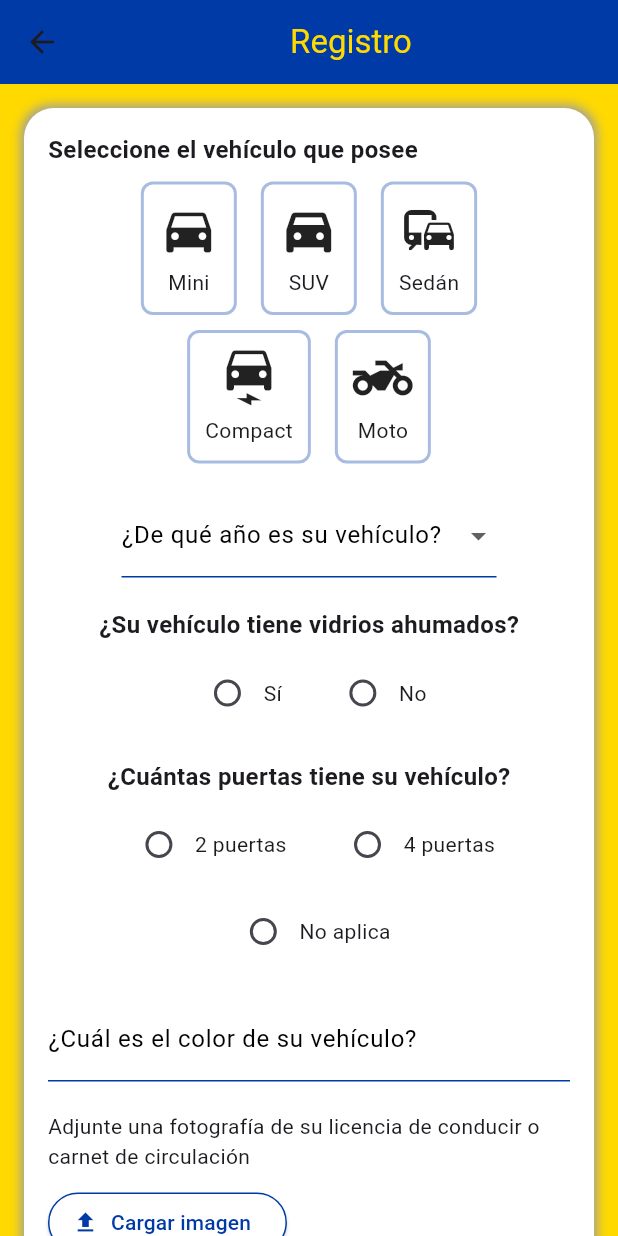
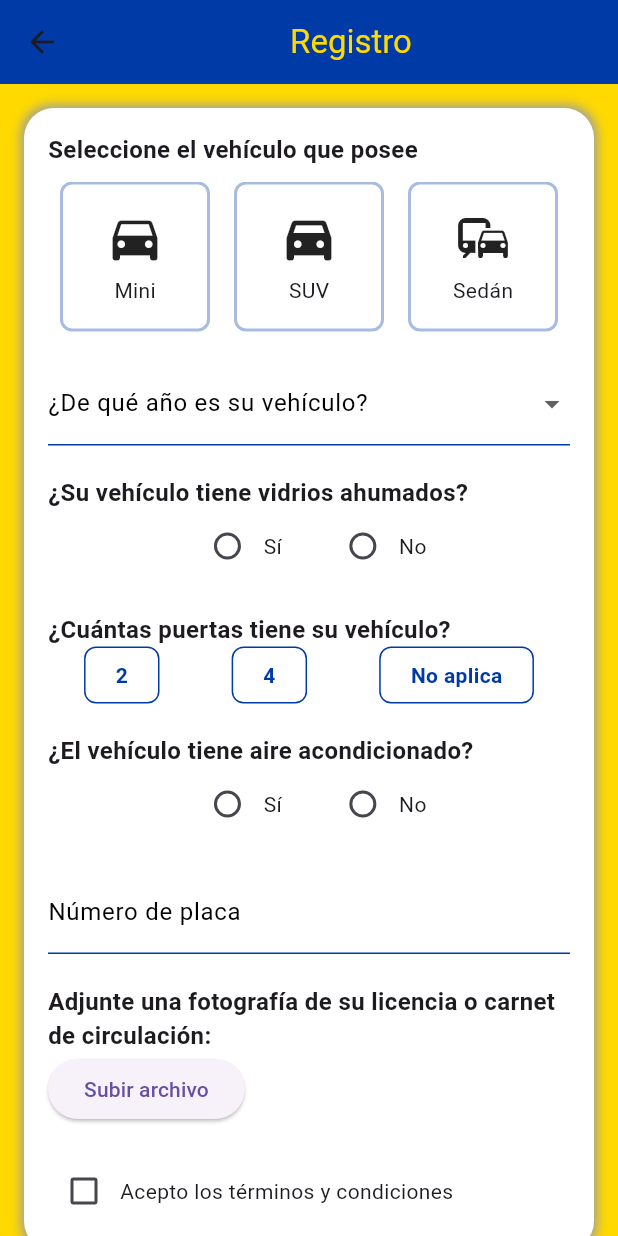
Before and after one commit to JoseL2119/ugmaventon-, a Flutter app: the RegisterPage screen opened by its route, on a phone screen of 412 x 824 dp. Run offline on Flutter 3.47's test engine with Material 3 defaults, Android fonts, the phone set to English and light mode, and no system bars; our stand-ins replace cloud_firestore, firebase_auth, firebase_core, image_picker; accounts and stored records are empty.

Commit message:
Cambios en el registor de conductor
Se agregaron los campos para registrar datos: Numero de placa, Si tiene Aire acondicionado.

```diff
--- a/lib/pages/register_page.dart
+++ b/lib/pages/register_page.dart
@@ -10,9 +10,13 @@ class RegisterPage extends StatefulWidget {
 class _RegisterPageState extends State<RegisterPage> {
   String? selectedYear;
   bool? tintedWindows;
-  int? doorCount;
+  String? doorCount; // Almacenará la opción seleccionada para las puertas.
+  bool? hasAirConditioning;
   bool termsAccepted = false;
   String? selectedVehicle;
+
+  final TextEditingController plateController = TextEditingController();
+  final TextEditingController colorController = TextEditingController();
 
   final List<Map<String, String>> vehicleTypes = [
     {"label": "Mini", "icon": "directions_car"},
@@ -22,32 +26,32 @@ class _RegisterPageState extends State<RegisterPage> {
     {"label": "Moto", "icon": "two_wheeler"},
   ];
 
+  String? uploadedLicense;
+
   @override
   Widget build(BuildContext context) {
     return Scaffold(
       resizeToAvoidBottomInset: true,
-      backgroundColor: Color(0xFFFFD900),
+      backgroundColor: const Color(0xFFFFD900),
       appBar: AppBar(
-        title: Center(
-          child: const Text("Registro", style:
-          TextStyle( color: Color(0xFFFFD900))),
+        title: const Center(
+          child: Text("Registro", style: TextStyle(color: Color(0xFFFFD900))),
         ),
-        backgroundColor: Color(0xFF003AA7),
+        backgroundColor: const Color(0xFF003AA7),
       ),
       body: SingleChildScrollView(
         padding: const EdgeInsets.all(16.0),
         child: Column(
           crossAxisAlignment: CrossAxisAlignment.start,
           children: [
-            // Espacio entre el contenido del formulario y el borde de la pantalla
             Container(
               padding: const EdgeInsets.all(16.0),
               decoration: BoxDecoration(
-                color: Colors.white, // Fondo blanco para el formulario
-                borderRadius: BorderRadius.circular(20.0), // Bordes redondeados
+                color: Colors.white,
+                borderRadius: BorderRadius.circular(20.0),
                 boxShadow: const [
                   BoxShadow(color: Colors.grey, blurRadius: 5.0, spreadRadius: 2.0)
-                ], // Sombras para el efecto
+                ],
               ),
               child: Column(
                 crossAxisAlignment: CrossAxisAlignment.start,
@@ -57,10 +61,12 @@ class _RegisterPageState extends State<RegisterPage> {
                     style: TextStyle(fontSize: 16, fontWeight: FontWeight.bold),
                   ),
                   const SizedBox(height: 10),
-                  // Primera fila de iconos
-                  Row(
-                    mainAxisAlignment: MainAxisAlignment.center,
-                    children: vehicleTypes.sublist(0, 3).map((vehicle) {
+                  // Selección de vehículos con scroll horizontal
+                  SizedBox(
+                    height: 100,
+                    child: ListView(
+                      scrollDirection: Axis.horizontal,
+                      children: vehicleTypes.map((vehicle) {
                         return GestureDetector(
                           onTap: () {
                             setState(() {
@@ -68,18 +74,20 @@ class _RegisterPageState extends State<RegisterPage> {
                             });
                           },
                           child: Container(
+                            width: 100,
+                            margin: const EdgeInsets.symmetric(horizontal: 8.0),
                             padding: const EdgeInsets.all(10),
-                          margin: const EdgeInsets.symmetric(horizontal: 8.0),
                             decoration: BoxDecoration(
                               border: Border.all(
                                 color: selectedVehicle == vehicle["label"]
-                                  ? Color(0xFF003AA7)
-                                  : Color.fromARGB(87, 0, 58, 167),
+                                    ? const Color(0xFF003AA7)
+                                    : const Color.fromARGB(87, 0, 58, 167),
                                 width: 2,
                               ),
                               borderRadius: BorderRadius.circular(8),
                             ),
                             child: Column(
+                              mainAxisAlignment: MainAxisAlignment.center,
                               children: [
                                 Icon(
                                   _getIconData(vehicle["icon"]!),
@@ -93,58 +101,19 @@ class _RegisterPageState extends State<RegisterPage> {
                         );
                       }).toList(),
                     ),
-                  const SizedBox(height: 10),
-                  // Segunda fila de iconos
-                  Row(
-                    mainAxisAlignment: MainAxisAlignment.center,
-                    children: vehicleTypes.sublist(3).map((vehicle) {
-                      return GestureDetector(
-                        onTap: () {
-                          setState(() {
-                            selectedVehicle = vehicle["label"];
-                          });
-                        },
-                        child: Container(
-                          padding: const EdgeInsets.all(10),
-                          margin: const EdgeInsets.symmetric(horizontal: 8.0),
-                          decoration: BoxDecoration(
-                            border: Border.all(
-                              color: selectedVehicle == vehicle["label"]
-                                  ? Color(0xFF003AA7)
-                                  : Color.fromARGB(87, 0, 58, 167),
-                              width: 2,
-                            ),
-                            borderRadius: BorderRadius.circular(8),
-                          ),
-                          child: Column(
-                            children: [
-                              Icon(
-                                _getIconData(vehicle["icon"]!),
-                                size: 40,
-                              ),
-                              const SizedBox(height: 5),
-                              Text(vehicle["label"]!),
-                            ],
-                          ),
-                        ),
-                      );
-                    }).toList(),
                   ),
                   const SizedBox(height: 20),
-                  Center(
-                    child: Container(
-                      width: 250,
-                      child: DropdownButtonFormField<String>(
+                  // Año del vehículo
+                  DropdownButtonFormField<String>(
                     decoration: InputDecoration(
                       labelText: "¿De qué año es su vehículo?",
                       labelStyle: const TextStyle(color: Colors.black),
-                        enabledBorder: UnderlineInputBorder(
+                      enabledBorder: const UnderlineInputBorder(
                         borderSide: BorderSide(color: Color(0xFF003AA7)),
                       ),
-                        focusedBorder: UnderlineInputBorder(
-                         borderSide: BorderSide(color: Color(0xFF003AA7), width: 2), // Asegúrate que el color sea el mismo para cuando esté enfocado
+                      focusedBorder: const UnderlineInputBorder(
+                        borderSide: BorderSide(color: Color(0xFF003AA7), width: 2),
                       ),
-
                     ),
                     items: List.generate(
                       30,
@@ -152,7 +121,7 @@ class _RegisterPageState extends State<RegisterPage> {
                         int year = DateTime.now().year - index;
                         return DropdownMenuItem(
                           value: year.toString(),
-                              child: Center(child: Text(year.toString(),)),
+                          child: Center(child: Text(year.toString())),
                         );
                       },
                     ),
@@ -162,20 +131,14 @@ class _RegisterPageState extends State<RegisterPage> {
                       });
                     },
                   ),
-                    ),
-                  ),
                   const SizedBox(height: 20),
-                  const Center(
-                    child: Text(
+                  // Vidrios ahumados
+                  const Text(
                     "¿Su vehículo tiene vidrios ahumados?",
                     style: TextStyle(fontSize: 16, fontWeight: FontWeight.bold),
                   ),
-                  ),
-                  const SizedBox(height: 10),
                   Row(
                     mainAxisAlignment: MainAxisAlignment.center,
-                    children: [
-                      Row(
                     children: [
                       Radio<bool>(
                         value: true,
@@ -185,14 +148,10 @@ class _RegisterPageState extends State<RegisterPage> {
                             tintedWindows = value;
                           });
                         },
-                            activeColor: Color(0xFF003AA7),
+                        activeColor: const Color(0xFF003AA7),
                       ),
                       const Text("Sí"),
-                        ],
-                      ),
                       const SizedBox(width: 30),
-                      Row(
-                        children: [
                       Radio<bool>(
                         value: false,
                         groupValue: tintedWindows,
@@ -201,113 +160,95 @@ class _RegisterPageState extends State<RegisterPage> {
                             tintedWindows = value;
                           });
                         },
-                            activeColor: Color(0xFF003AA7),
+                        activeColor: const Color(0xFF003AA7),
                       ),
                       const Text("No"),
                     ],
                   ),
+                  const SizedBox(height: 20),
+                  // Número de puertas del vehículo
+                  const Text(
+                    "¿Cuántas puertas tiene su vehículo?",
+                    style: TextStyle(fontSize: 16, fontWeight: FontWeight.bold),
+                  ),
+                  Row(
+                    mainAxisAlignment: MainAxisAlignment.spaceAround,
+                    children: [
+                      _buildDoorOption("2"),
+                      _buildDoorOption("4"),
+                      _buildDoorOption("No aplica"),
                     ],
                   ),
                   const SizedBox(height: 20),
-                  const Center(
-                    child: Text(
-                      "¿Cuántas puertas tiene su vehículo?",
+                  // Aire acondicionado
+                  const Text(
+                    "¿El vehículo tiene aire acondicionado?",
                     style: TextStyle(fontSize: 16, fontWeight: FontWeight.bold),
                   ),
-                  ),
-                  const SizedBox(height: 10),
                   Row(
                     mainAxisAlignment: MainAxisAlignment.center,
                     children: [
-                      Row(
-                        children: [
-                          Radio<int>(
-                            value: 2,
-                            groupValue: doorCount,
+                      Radio<bool>(
+                        value: true,
+                        groupValue: hasAirConditioning,
                         onChanged: (value) {
                           setState(() {
-                                doorCount = value;
+                            hasAirConditioning = value;
                           });
                         },
-                            activeColor: Color(0xFF003AA7),
+                        activeColor: const Color(0xFF003AA7),
                       ),
-                          const Text("2 puertas"),
+                      const Text("Sí"),
+                      const SizedBox(width: 30),
+                      Radio<bool>(
+                        value: false,
+                        groupValue: hasAirConditioning,
+                        onChanged: (value) {
+                          setState(() {
+                            hasAirConditioning = value;
+                          });
+                        },
+                        activeColor: const Color(0xFF003AA7),
+                      ),
+                      const Text("No"),
                     ],
                   ),
-                      const SizedBox(width: 30),
-                      Row(
-                        children: [
-                          Radio<int>(
-                            value: 4,
-                            groupValue: doorCount,
-                            onChanged: (value) {
-                              setState(() {
-                                doorCount = value;
-                              });
-                            },
-                            activeColor: Color(0xFF003AA7),
-                          ),
-                          const Text("4 puertas"),
-                        ],
-                      ),
-                    ],
-                  ),
-                  const SizedBox(height: 10),
-                  Center(
-                    child: Row(
-                      mainAxisSize: MainAxisSize.min,
-                      children: [
-                        Radio<int>(
-                          value: 0,
-                          groupValue: doorCount,
-                          onChanged: (value) {
-                            setState(() {
-                              doorCount = value;
-                            });
-                          },
-                          activeColor: Color(0xFF003AA7),
-                        ),
-                        const Text("No aplica"),
-                      ],
-                    ),
-                  ),
                   const SizedBox(height: 20),
-                  const TextField(
-                    decoration: InputDecoration(
-                      labelText: "¿Cuál es el color de su vehículo?",
+                  // Número de placa
+                  TextField(
+                    controller: plateController,
+                    decoration: const InputDecoration(
+                      labelText: "Número de placa",
                       labelStyle: TextStyle(color: Colors.black),
                       enabledBorder: UnderlineInputBorder(
-                      borderSide: BorderSide(color: Color(0xFF003AA7), width: 1), // Línea cuando no está seleccionado
+                        borderSide: BorderSide(color: Color(0xFF003AA7)),
                       ),
                       focusedBorder: UnderlineInputBorder(
-                      borderSide: BorderSide(color: Color(0xFF003AA7), width: 1),
+                        borderSide: BorderSide(color: Color(0xFF003AA7)),
                       ),
                     ),
                   ),
                   const SizedBox(height: 20),
+                  // Subir licencia o carnet
                   const Text(
-                    "Adjunte una fotografía de su licencia de conducir o carnet de circulación",
+                    "Adjunte una fotografía de su licencia o carnet de circulación:",
+                    style: TextStyle(fontSize: 16, fontWeight: FontWeight.bold),
                   ),
-                  const SizedBox(height: 10),
-                ElevatedButton.icon(
+                  ElevatedButton(
                     onPressed: () {
-                    // Aquí puedes agregar funcionalidad para cargar imágenes
+                      setState(() {
+                        uploadedLicense = "Archivo subido correctamente";
+                      });
                     },
-                  icon: const Icon(
-                    Icons.upload,
-                    color: Color(0xFF003AA7), // Color del icono
+                    child: const Text("Subir archivo"),
                   ),
-                  label: const Text(
-                    "Cargar imagen",
-                    style: TextStyle(color: Color(0xFF003AA7)), // Color del texto
-                  ),
-                  style: ElevatedButton.styleFrom(
-                    backgroundColor: Colors.white, // Color de fondo del botón
-                    foregroundColor: Color(0xFF003AA7), // Color del texto y el icono
-                    side: BorderSide(color: Color(0xFF003AA7)), // Borde del botón
-                  ),
+                  if (uploadedLicense != null)
+                    Text(
+                      uploadedLicense!,
+                      style: const TextStyle(color: Colors.green),
                     ),
                   const SizedBox(height: 20),
+                  // Términos y condiciones
                   Row(
                     children: [
                       Checkbox(
@@ -317,36 +258,57 @@ class _RegisterPageState extends State<RegisterPage> {
                             termsAccepted = value ?? false;
                           });
                         },
-                        activeColor: Color(0xFF003AA7), // Color cuando está marcado
-                        checkColor: Color(0xFFFFD900), // Color del icono dentro del cuadro
-                        side: BorderSide(color: Color(0xFF003AA7)), // Borde del cuadro
+                        activeColor: const Color(0xFF003AA7),
                       ),
                       const Expanded(
-                        child: Text("Acepto términos y condiciones"),
+                        child: Text("Acepto los términos y condiciones"),
                       ),
                     ],
                   ),
                 ],
               ),
             ),
-            // Botón fuera del formulario
-            const SizedBox(height: 20), // Espacio entre el formulario y el botón
+            const SizedBox(height: 20),
+            // Botón "Continuar"
             Center(
               child: ElevatedButton(
-                onPressed: termsAccepted
-                    ? () {
-                        // Aquí puedes manejar la acción del botón "Continuar"
-                      }
-                    : null,
+                onPressed: _validateForm() ? _onSubmit : null,
                 child: const Text("Continuar"),
                 style: ElevatedButton.styleFrom(
-                  backgroundColor: Color(0xFF003AA7),
-                  foregroundColor: Color(0xFFFAFAFA),
-                  disabledBackgroundColor: Color(0xFF6D8DC7),
+                  backgroundColor: const Color(0xFF003AA7),
+                  foregroundColor: const Color(0xFFFAFAFA),
+                  disabledBackgroundColor: const Color(0xFF6D8DC7),
                 ),
               ),
             ),
           ],
+        ),
+      ),
+    );
+  }
+
+  Widget _buildDoorOption(String option) {
+    return GestureDetector(
+      onTap: () {
+        setState(() {
+          doorCount = option;
+        });
+      },
+      child: Container(
+        padding: const EdgeInsets.symmetric(vertical: 8, horizontal: 20),
+        decoration: BoxDecoration(
+          color: doorCount == option
+              ? const Color(0xFF003AA7)
+              : Colors.transparent,
+          border: Border.all(color: const Color(0xFF003AA7)),
+          borderRadius: BorderRadius.circular(8),
+        ),
+        child: Text(
+          option,
+          style: TextStyle(
+            color: doorCount == option ? Colors.white : const Color(0xFF003AA7),
+            fontWeight: FontWeight.bold,
+          ),
         ),
       ),
     );
@@ -365,7 +327,22 @@ class _RegisterPageState extends State<RegisterPage> {
       case "two_wheeler":
         return Icons.two_wheeler;
       default:
-        return Icons.directions_car;
+        return Icons.help;
     }
   }
+
+  bool _validateForm() {
+    return selectedVehicle != null &&
+        selectedYear != null &&
+        tintedWindows != null &&
+        hasAirConditioning != null &&
+        doorCount != null &&
+        plateController.text.isNotEmpty &&
+        termsAccepted &&
+        uploadedLicense != null;
   }
+
+  void _onSubmit() {
+    print("Formulario completado correctamente.");
+  }
+}
```
Lines whose indentation alone changed are shown as unchanged.
